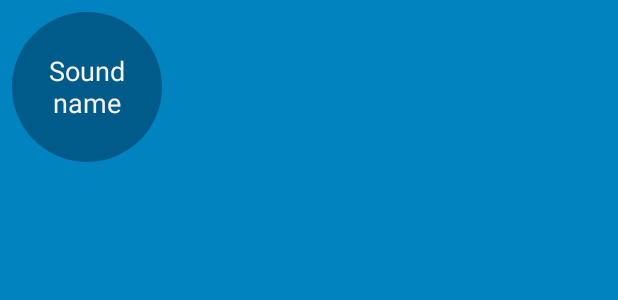
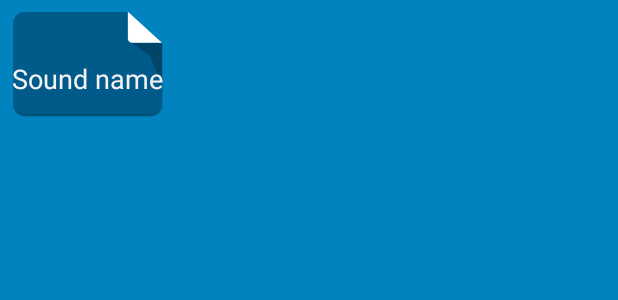
Before and after one commit to junlee91/Android-Programming, an Android app: the layout list_item_sound.xml on its own in the app's theme, with its tools: preview values and no code run, on a phone screen of 412 x 824 dp. Shown: the top 300 px of the screen. Run offline under Robolectric (Android 15) with nearby library versions, the phone set to English and light mode, and no system bars.

Commit message:
9-patch image button

```diff
--- a/BeatBox/app/src/main/res/drawable/button_beat_box.xml
+++ b/BeatBox/app/src/main/res/drawable/button_beat_box.xml
@@ -1,6 +1,6 @@
 <?xml version="1.0" encoding="utf-8"?>
 <selector xmlns:android="http://schemas.android.com/apk/res/android">
-    <item android:drawable="@drawable/button_beat_box_pressed"
+    <item android:drawable="@drawable/ic_button_beat_box_pressed"
         android:state_pressed="true"/>
-    <item android:drawable="@drawable/button_beat_box_normal"/>
+    <item android:drawable="@drawable/ic_button_beat_box_default"/>
 </selector>
--- a/BeatBox/app/src/main/res/layout/list_item_sound.xml
+++ b/BeatBox/app/src/main/res/layout/list_item_sound.xml
@@ -9,8 +9,8 @@
 
     <Button
         android:id="@+id/list_item_sound_button"
-        android:layout_width="100dp"
-        android:layout_height="100dp"
+        android:layout_width="match_parent"
+        android:layout_height="match_parent"
         android:layout_gravity="center"
         tools:text="Sound name"/>
 </FrameLayout>
```
Also changed, not shown: BeatBox/app/src/main/res/drawable/button_beat_box_pressed.xml (+18 -5 lines), BeatBox/app/src/main/res/drawable-xxhdpi/ic_button_beat_box_default.9.png (added), BeatBox/app/src/main/res/drawable-xxhdpi/ic_button_beat_box_pressed.9.png (added).
